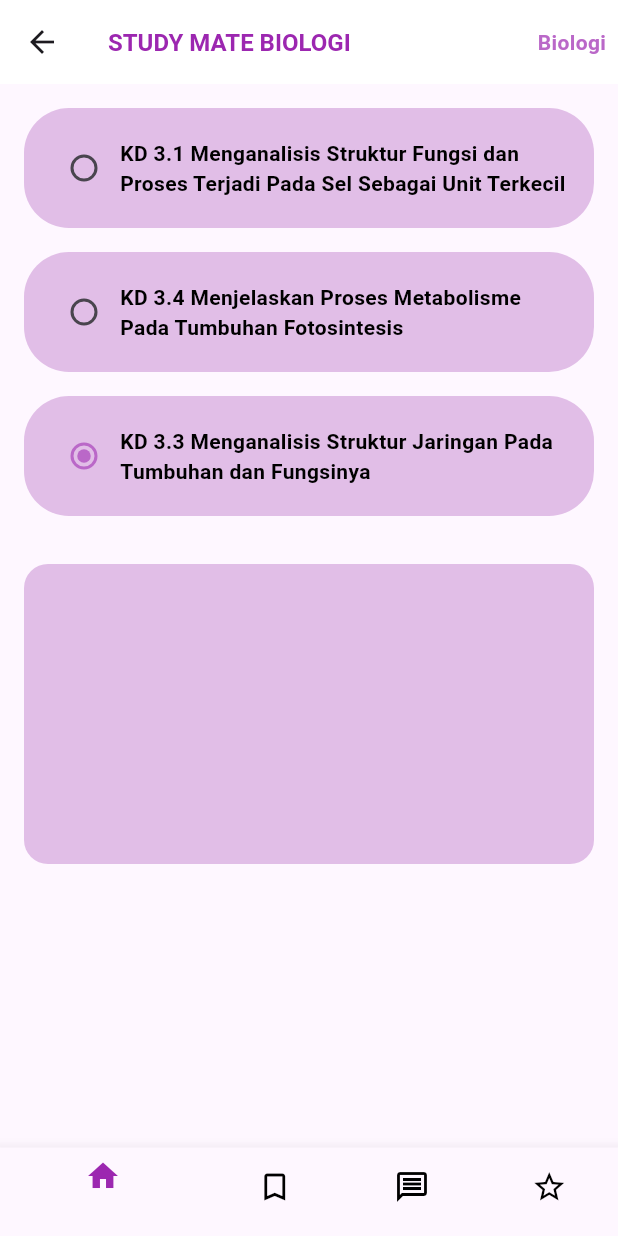
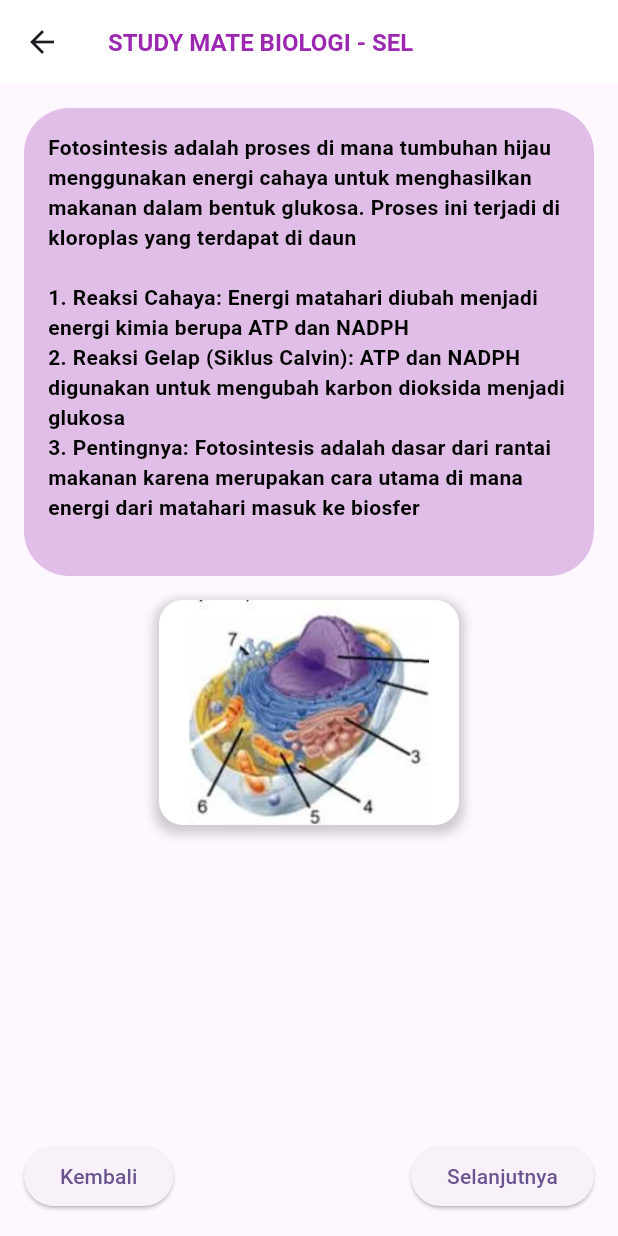
Before and after one commit to ShellyGustikaHarahap/Project_Mobile_Programming, a Flutter app: the MyHomePage screen opened directly, after a tap on "KD 3.3 Menganalisis Struktur Jaringan Pa", on a phone screen of 412 x 824 dp. Run offline on Flutter 3.47's test engine with Material 3 defaults, Android fonts, the light colour scheme and no system bars.

Commit message:
menambahkan materi kd.3.3

```diff
--- a/lib/home_page.dart
+++ b/lib/home_page.dart
@@ -1,5 +1,6 @@
 import 'package:flutter/material.dart';
 import 'cell_detail_page.dart';  // Mengimpor halaman detail sel.
+import 'materi_page.dart';
 
 class MyHomePage extends StatefulWidget {
   const MyHomePage({super.key});
@@ -108,6 +109,11 @@ class _MyHomePageState extends State<MyHomePage> {
             context,
             MaterialPageRoute(builder: (context) => const CellDetailPage()),
           );
+        } else if (index == 2) {
+          Navigator.push(
+            context,
+            MaterialPageRoute(builder: (context) => const MateriPage()),
+          );
         }
       },
       child: Container(
--- /dev/null
+++ b/lib/materi_page.dart
@@ -0,0 +1,241 @@
+import 'package:flutter/material.dart';
+import 'quiz_page.dart';  // Mengimpor halaman kuis
+
+// Kelas untuk halaman detail sel
+class MateriPage extends StatefulWidget {
+  const MateriPage({super.key});
+
+  @override
+  _MateriPageState createState() => _MateriPageState();
+}
+
+// State untuk CellDetailPage
+class _MateriPageState extends State<MateriPage> {
+  final PageController _pageController = PageController();  // Controller untuk mengatur PageView
+  int _currentPage = 0;  // Menyimpan indeks halaman saat ini
+
+  // Fungsi untuk melanjutkan ke halaman berikutnya
+  void _goToNextPage() {
+    if (_currentPage < 2) {  // Memeriksa apakah saat ini bukan halaman terakhir
+      _currentPage++;
+      _pageController.animateToPage(
+        _currentPage,
+        duration: const Duration(milliseconds: 300),  // Durasi animasi
+        curve: Curves.easeInOut,  // Jenis kurva animasi
+      );
+      setState(() {});  // Memperbarui tampilan
+    }
+  }
+
+  // Fungsi untuk kembali ke halaman sebelumnya
+  void _goToPreviousPage() {
+    if (_currentPage > 0) {  // Memeriksa apakah saat ini bukan halaman pertama
+      _currentPage--;
+      _pageController.animateToPage(
+        _currentPage,
+        duration: const Duration(milliseconds: 300),  // Durasi animasi
+        curve: Curves.easeInOut,  // Jenis kurva animasi
+      );
+      setState(() {});  // Memperbarui tampilan
+    }
+  }
+
+  // Fungsi untuk menavigasi ke halaman kuis
+  void _navigateToQuizPage() {
+    Navigator.push(
+      context,
+      MaterialPageRoute(builder: (context) => const QuizPage()),  // Mengarahkan ke QuizPage
+    );
+  }
+
+  @override
+  Widget build(BuildContext context) {
+    return Scaffold(
+      appBar: AppBar(
+        title: const Text(
+          'STUDY MATE BIOLOGI - SEL',  // Judul aplikasi
+          style: TextStyle(
+            fontSize: 16,
+            fontWeight: FontWeight.bold,
+            color: Colors.purple,
+          ),
+        ),
+        backgroundColor: Colors.white,  // Warna latar belakang AppBar
+        elevation: 0,  // Menghilangkan bayangan
+      ),
+      body: Padding(
+        padding: const EdgeInsets.all(16.0),  // Memberikan padding di seluruh isi
+        child: Column(
+          children: [
+            Expanded(
+              child: PageView(
+                controller: _pageController,  // Mengaitkan controller dengan PageView
+                onPageChanged: (index) {
+                  setState(() {
+                    _currentPage = index;  // Memperbarui halaman saat ini
+                  });
+                },
+                children: [
+                  // Halaman Pertama - Detail Sel
+                  Column(
+                    crossAxisAlignment: CrossAxisAlignment.start,
+                    children: [
+                      Container(
+                        padding: const EdgeInsets.all(16),
+                        decoration: BoxDecoration(
+                          color: Colors.purple.shade100,  // Warna latar belakang kontainer
+                          borderRadius: BorderRadius.circular(30),  // Membuat sudut melengkung
+                        ),
+                        child: const Text(
+                          'Fotosintesis adalah proses di mana tumbuhan hijau menggunakan energi cahaya untuk menghasilkan makanan dalam bentuk glukosa. '
+                          'Proses ini terjadi di kloroplas yang terdapat di daun\n\n'
+                          '1. Reaksi Cahaya: Energi matahari diubah menjadi energi kimia berupa ATP dan NADPH\n'
+                          '2. Reaksi Gelap (Siklus Calvin): ATP dan NADPH digunakan untuk mengubah karbon dioksida menjadi glukosa\n'
+                          '3. Pentingnya: Fotosintesis adalah dasar dari rantai makanan karena merupakan cara utama di mana energi dari matahari masuk ke biosfer\n'
+                          ,
+                          style: TextStyle(
+                            color: Colors.black,  // Warna teks
+                            fontWeight: FontWeight.bold,  // Mengatur ketebalan teks
+                          ),
+                        ),
+                      ),
+                      const SizedBox(height: 16),  // Jarak antara kontainer dan logo
+                      Center(
+                        child: Container(
+                          width: 200,
+                          height: 150,
+                          decoration: BoxDecoration(
+                            color: Colors.white,  // Warna latar belakang kontainer logo
+                            borderRadius: BorderRadius.circular(16),  // Membuat sudut melengkung
+                            boxShadow: [  // Menambahkan bayangan
+                              BoxShadow(
+                                color: Colors.grey.withOpacity(0.5),  // Warna bayangan
+                                spreadRadius: 3,  // Ukuran sebaran bayangan
+                                blurRadius: 5,  // Tingkat kabur bayangan
+                                offset: const Offset(0, 3),  // Posisi bayangan
+                              ),
+                            ],
+                          ),
+                          child: Image.asset(
+                            'assets/logo_sel.png',  // Mengganti jalur dan nama file gambar
+                            fit: BoxFit.contain,  // Mengatur cara gambar ditampilkan
+                          ),
+                        ),
+                      ),
+                    ],
+                  ),
+                  // Halaman Kedua - Materi Lanjutan
+                  SingleChildScrollView(  // Menggunakan ScrollView untuk konten yang panjang
+                    child: Column(
+                      crossAxisAlignment: CrossAxisAlignment.start,
+                      children: [
+                        Container(
+                          padding: const EdgeInsets.all(16),
+                          decoration: BoxDecoration(
+                            color: Colors.purple.shade100,  // Warna latar belakang kontainer
+                            borderRadius: BorderRadius.circular(30),  // Membuat sudut melengkung
+                          ),
+                          child: const Text(
+                            'Materi Lanjutan: Jenis-jenis fotosintesis\n\n'
+                            '1. C3: Jalur paling umum, karbon diikat jadi senyawa 3-karbon. Contoh: padi, gandum. Cocok di iklim sedang\n'
+                            '2. C4: Karbon diikat jadi 4-karbon, lebih efisien di suhu tinggi. Contoh: jagung, tebu. Cocok di daerah panas\n'
+                            '3.CAM: Stomata terbuka malam hari, simpan karbon sebagai asam. Contoh: kaktus, nanas. Cocok di gurun atau daerah kering\n'
+                           ,
+                            style: TextStyle(
+                              color: Colors.black,  // Warna teks
+                              fontWeight: FontWeight.bold,  // Mengatur ketebalan teks
+                            ),
+                          ),
+                        ),
+                        const SizedBox(height: 16),  // Jarak antara kontainer dan logo
+                        Center(
+                          child: Container(
+                            width: 250,
+                            height: 250,
+                            decoration: BoxDecoration(
+                              color: Colors.white,  // Warna latar belakang kontainer logo
+                              borderRadius: BorderRadius.circular(16),  // Membuat sudut melengkung
+                              boxShadow: [  // Menambahkan bayangan
+                                BoxShadow(
+                                  color: Colors.grey.withOpacity(0.5),  // Warna bayangan
+                                  spreadRadius: 3,  // Ukuran sebaran bayangan
+                                  blurRadius: 5,  // Tingkat kabur bayangan
+                                  offset: const Offset(0, 3),  // Posisi bayangan
+                                ),
+                              ],
+                            ),
+                            child: Image.asset(
+                              'assets/logo_jenis.png',  // Mengganti jalur dan nama file gambar
+                              fit: BoxFit.contain,  // Mengatur cara gambar ditampilkan
+                            ),
+                          ),
+                        ),
+                      ],
+                    ),
+                  ),
+                  // Halaman Ketiga - Halaman Kuis
+                  Center(
+                    child: Column(
+                      mainAxisAlignment: MainAxisAlignment.center,  // Menempatkan konten di tengah
+                      children: [
+                        Container(
+                          width: 300,
+                          height: 300,
+                          decoration: BoxDecoration(
+                            color: Colors.white,  // Warna latar belakang kontainer logo
+                            borderRadius: BorderRadius.circular(16),  // Membuat sudut melengkung
+                            boxShadow: [  // Menambahkan bayangan
+                              BoxShadow(
+                                color: Colors.grey.withOpacity(0.5),  // Warna bayangan
+                                spreadRadius: 3,  // Ukuran sebaran bayangan
+                                blurRadius: 5,  // Tingkat kabur bayangan
+                                offset: const Offset(0, 3),  // Posisi bayangan
+                              ),
+                            ],
+                          ),
+                          child: Image.asset(
+                            'assets/logo_kuis.png',  // Mengganti jalur dan nama file gambar
+                            fit: BoxFit.contain,  // Mengatur cara gambar ditampilkan
+                          ),
+                        ),
+                        const SizedBox(height: 50),  // Jarak antara logo dan tombol
+                        ElevatedButton(
+                          onPressed: _navigateToQuizPage,  // Fungsi untuk menuju halaman kuis
+                          style: ElevatedButton.styleFrom(
+                            padding: const EdgeInsets.symmetric(horizontal: 50, vertical: 20),  // Ukuran padding tombol
+                            backgroundColor: Colors.purple,  // Warna latar belakang tombol
+                          ),
+                          child: const Text(
+                            'QUIS!!',  // Teks pada tombol
+                            style: TextStyle(
+                              fontSize: 20,  // Ukuran teks
+                              color: Colors.white,  // Warna teks
+                            ),
+                          ),
+                        ),
+                      ],
+                    ),
+                  ),
+                ],
+              ),
+            ),
+            const SizedBox(height: 20),  // Jarak antara konten dan tombol navigasi
+            Row(
+              mainAxisAlignment: MainAxisAlignment.spaceBetween,  // Mengatur posisi tombol
+              children: [
+                ElevatedButton(
+                  onPressed: _goToPreviousPage,  // Fungsi untuk kembali ke halaman sebelumnya
+                  child: const Text('Kembali'),  // Teks pada tombol
+                ),
+                ElevatedButton(
+                  onPressed: _goToNextPage,  // Fungsi untuk melanjutkan ke halaman berikutnya
+                  child: const Text('Selanjutnya'),  // Teks pada tombol
+                ),
+              ],
+            ),
+          ],
+        ),
+      ),
+    );
+  }
+}
```
